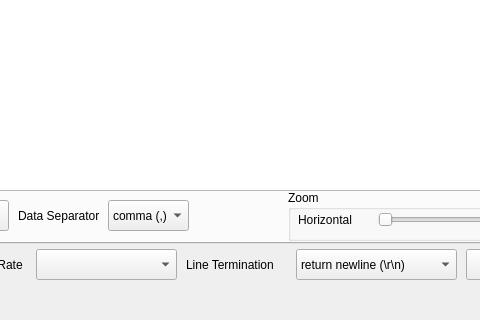
Qt form assets/mainWindow.ui (uutzinger/SerialUI) before a commit; both pictures show x 274 to 754 and y 345 to 665 of the 1200 by 665 pixel window.
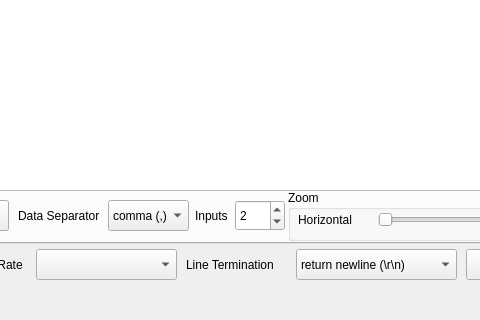
The same form after that commit. The open tabs and pages were chosen to show the change.

What changed in the file:
```diff
--- a/assets/mainWindow.ui
+++ b/assets/mainWindow.ui
@@ -293,6 +293,40 @@
        <string>Save</string>
       </property>
      </widget>
+                    <widget class="QLabel" name="label_NumColumns">
+                        <property name="geometry">
+                            <rect>
+                                <x>467</x>
+                                <y>500</y>
+                                <width>40</width>
+                                <height>31</height>
+                            </rect>
+                        </property>
+                        <property name="font">
+                            <font>
+                                <pointsize>9</pointsize>
+                            </font>
+                        </property>
+                        <property name="text">
+                            <string>Inputs</string>
+                        </property>
+                    </widget>
+                    <widget class="QSpinBox" name="spinBox_NumColumns">
+                        <property name="geometry">
+                            <rect>
+                                <x>507</x>
+                                <y>500</y>
+                                <width>50</width>
+                                <height>31</height>
+                            </rect>
+                        </property>
+                        <property name="minimum">
+                            <number>1</number>
+                        </property>
+                        <property name="value">
+                            <number>2</number>
+                        </property>
+                    </widget>
      <widget class="QComboBox" name="comboBoxDropDown_DataSeparator">
       <property name="geometry">
        <rect>
```
Left out of the diff: 17 changed lines with no effect on the pictures. Lines whose indentation alone changed are shown as unchanged.
